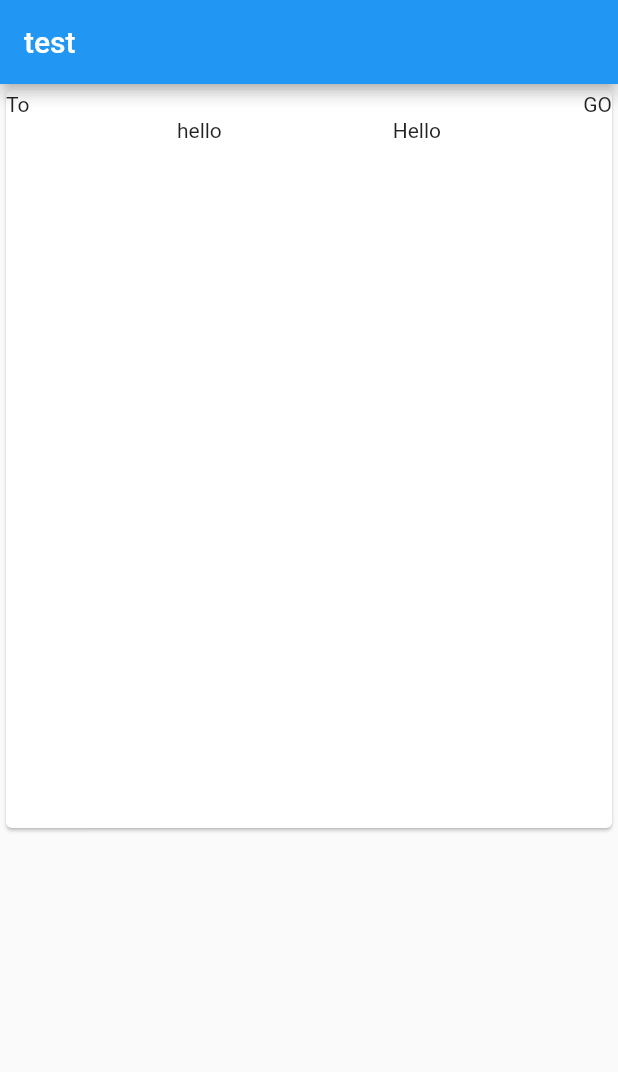
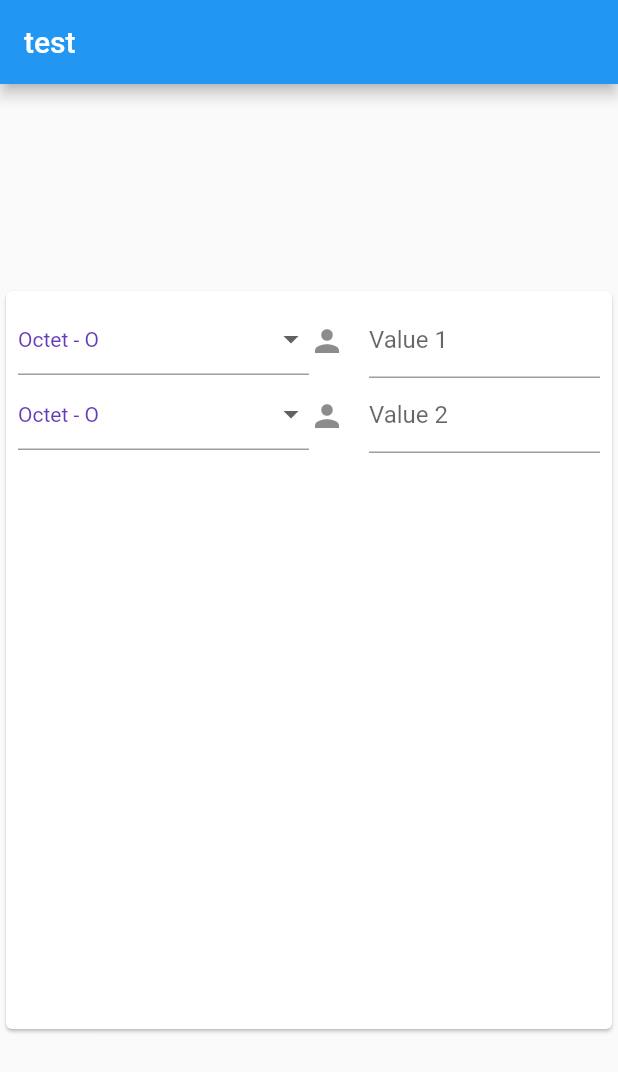
Before and after one commit to CedricLphn/flutter_week, a Flutter app: the screen it shows after launch, on a phone screen of 412 x 824 dp. Shown: the top 1072 px of the screen. Run offline on Flutter 3.47's test engine with Material 2 defaults, Android fonts, the phone set to English and light mode, and no system bars.

Commit message:
Feature : Added  Dropdownbutton and Textfield

```diff
--- a/musicweek/lib/views/bytes_converter.dart
+++ b/musicweek/lib/views/bytes_converter.dart
@@ -12,35 +12,90 @@ class _BytesConvertState extends State<BytesConvert> {
   Widget build(BuildContext context) {
     return Scaffold(
       appBar: AppBar(title: Text("test")),
-      body: SizedBox(
+      body: Center(
+        child: SizedBox(
           height: 500,
           width: 500,
           child: Card(
-          child: Column(
-            children : [Row(
+            child: ListView(
+              padding: EdgeInsets.all(8),
+              children: [
+                Container(
+                  height: 50,
+                  color: Colors.white,
+                  child: Center(
+                      child: Row(
+                    mainAxisSize: MainAxisSize.min,
+                    crossAxisAlignment: CrossAxisAlignment.start,
                     children: <Widget>[
-                  Text("To"),
-                    Expanded(child:
-                    TextField(
-                      obscureText: true,
-                      decoration: InputDecoration(
-                        border: OutlineInputBorder(),
-                        labelText: 'Password',
-                        he
+                      Flexible(
+                        child: DropdownButtonFormField<String>(
+                          value: dropdownValue,
+                          style: TextStyle(color: Colors.deepPurple),
+                          onChanged: (String newValue) {
+                            setState(() {
+                              dropdownValue = newValue;
+                            });
+                          },
+                          items: <String>['Octet - O', 'Two', 'Free', 'Four']
+                              .map<DropdownMenuItem<String>>((String value) {
+                            return DropdownMenuItem<String>(
+                              value: value,
+                              child: Text(value),
+                            );
+                          }).toList(),
+                        ),
+                      ),
+                      Flexible(
+                        child: TextFormField(
+                          decoration: const InputDecoration(
+                            icon: Icon(Icons.person),
+                            labelText: 'Value 1',
+                          ),
+                        ),
                       )
+                    ],
+                  )),
+                ),
+                Container(
+                  height: 50,
+                  color: Colors.white,
+                  child: Center(
+                      child: Row(
+                    mainAxisSize: MainAxisSize.min,
+                    crossAxisAlignment: CrossAxisAlignment.start,
+                    children: <Widget>[
+                      Flexible(
+                        child: DropdownButtonFormField<String>(
+                          value: dropdownValue,
+                          style: TextStyle(color: Colors.deepPurple),
+                          onChanged: (String newValue) {
+                            setState(() {
+                              dropdownValue = newValue;
+                            });
+                          },
+                          items: <String>['Octet - O', 'Two', 'Free', 'Four']
+                              .map<DropdownMenuItem<String>>((String value) {
+                            return DropdownMenuItem<String>(
+                              value: value,
+                              child: Text(value),
+                            );
+                          }).toList(),
+                        ),
+                      ),
+                      Flexible(
+                        child: TextFormField(
+                          decoration: const InputDecoration(
+                            icon: Icon(Icons.person),
+                            labelText: 'Value 2',
+                          ),
+                        ),
                       )
-
+                    ],
+                  )),
                 ),
-                  Text('GO')
-                ]),
-              Row(
-                  mainAxisAlignment: MainAxisAlignment.spaceEvenly,
-                  children: <Widget>[
-                    Text("hello"),
-                    Text("Hello")
-                  ])
               ],
-
+            ),
           ),
         ),
       ),
```
Also changed, not shown: 1 other file. Lines whose indentation alone changed are shown as unchanged.
